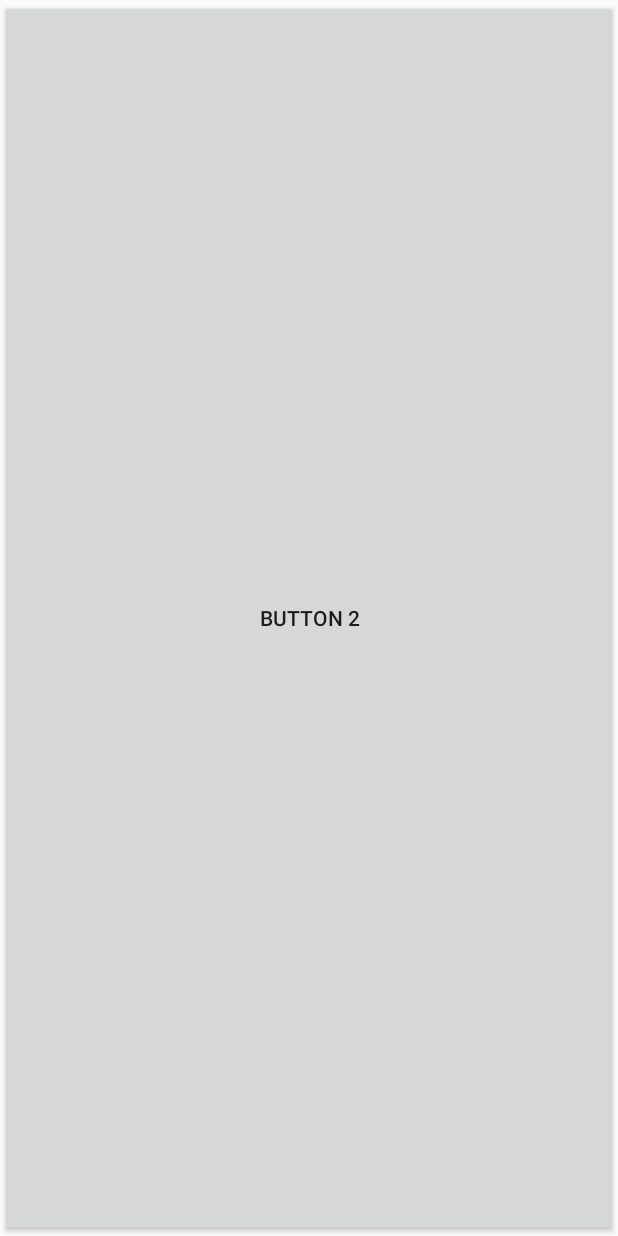
After one commit to tylerdurden2010/FirstLine, an Android app: the SecondActivity screen opened directly, with no data from a screen before it, on a phone screen of 412 x 824 dp. The commit adds this screen. Run offline under Robolectric (Android 15) with nearby library versions, the phone set to English and light mode, and no system bars.

```diff
--- /dev/null
+++ b/Blank/app/src/main/java/effectunit/com/blank/SecondActivity.java
@@ -0,0 +1,20 @@
+package effectunit.com.blank;
+
+import android.app.Activity;
+import android.os.Bundle;
+import android.view.Window;
+
+/**
+ * Created by TagBand on 16/3/6.
+ */
+public class SecondActivity extends Activity
+{
+    @Override
+    protected void onCreate(Bundle savedInstanceState)
+    {
+        super.onCreate(savedInstanceState);
+        requestWindowFeature(Window.FEATURE_NO_TITLE);
+        setContentView(R.layout.second_layout);
+
+    }
+}
--- /dev/null
+++ b/Blank/app/src/main/res/layout-ldltr/second_layout.xml
@@ -0,0 +1,12 @@
+<?xml version="1.0" encoding="utf-8"?>
+<LinearLayout xmlns:android="http://schemas.android.com/apk/res/android"
+    android:orientation="vertical" android:layout_width="match_parent"
+    android:layout_height="match_parent">
+
+    <Button
+        android:layout_width="match_parent"
+        android:layout_height="match_parent"
+        android:id="@+id/button_2"
+        android:text="Button 2"
+        />
+</LinearLayout>
```
Also changed, not shown: Blank/app/src/main/AndroidManifest.xml (+17 -0 lines), Blank/app/src/main/java/effectunit/com/blank/FirstActivity.java (+11 -5 lines), Blank/app/src/main/java/effectunit/com/blank/ThiredActivity.java (added, +18 -0 lines), Blank/app/src/main/res/layout/third_layout.xml (added, +16 -0 lines).
